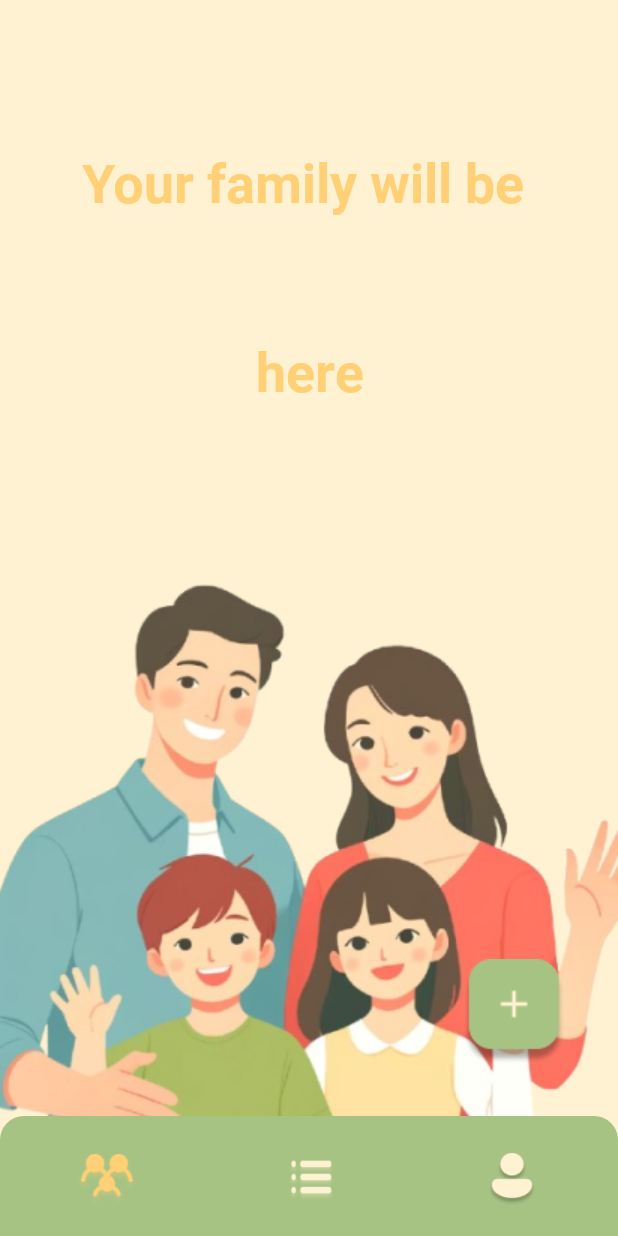
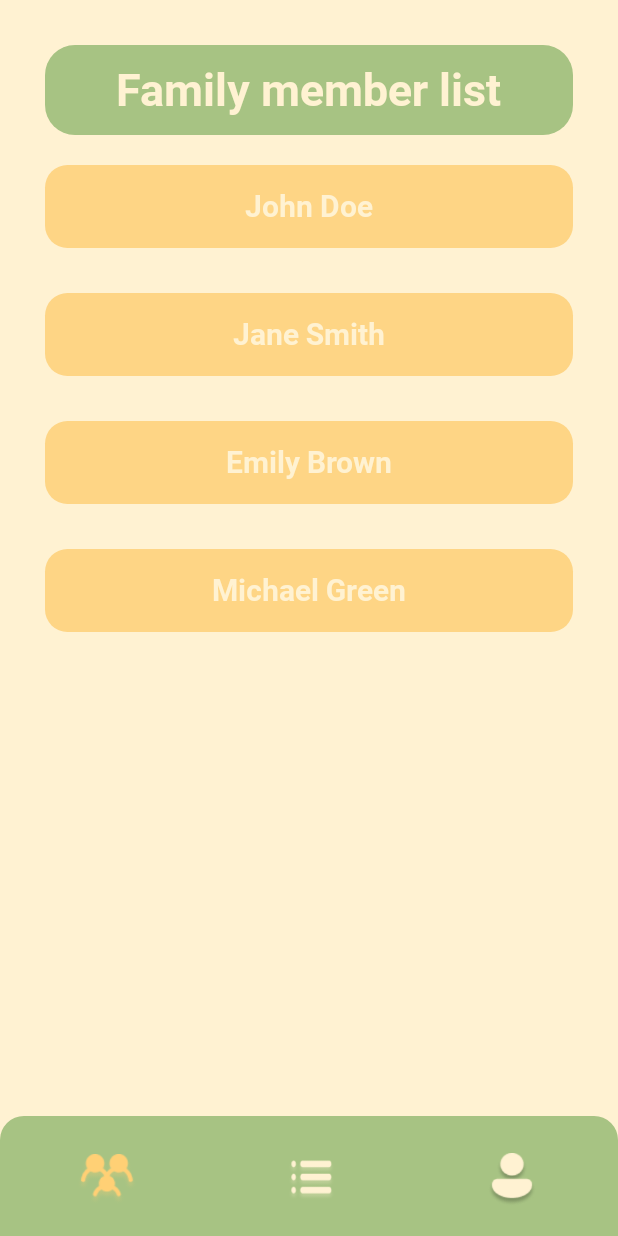
Before and after one commit to Avdwd/appToDO, an Android app built with Jetpack Compose: the @Preview function showFamilyScreen, on a phone screen of 412 x 824 dp. Run offline under Robolectric (Android 15) with nearby library versions, the phone set to English and light mode, and no system bars.

Commit message:
09/12/24 21:18 rewrite InputFieldFactory.kt Write FamilyScreen.kt Write JoinFamilyScreen.kt Write CreateFamilyScreen.kt

```diff
--- a/app/src/main/java/com/example/familytodojetpackcompose/Test.kt
+++ b/app/src/main/java/com/example/familytodojetpackcompose/Test.kt
@@ -12,7 +12,7 @@ import androidx.compose.ui.tooling.preview.Preview
 import androidx.compose.ui.unit.dp
 import androidx.compose.ui.graphics.Color
 import androidx.compose.ui.text.input.TextFieldValue
-import com.example.familytodojetpackcompose.userinterface.components.InputFieldFactory
+
 import com.example.familytodojetpackcompose.userinterface.components.InputFieldType
 import com.example.familytodojetpackcompose.userinterface.components.TaskFactory
 import com.example.familytodojetpackcompose.userinterface.components.TaskType
--- a/app/src/main/java/com/example/familytodojetpackcompose/userinterface/screens/FamilyScreen.kt
+++ b/app/src/main/java/com/example/familytodojetpackcompose/userinterface/screens/FamilyScreen.kt
@@ -1,20 +1,21 @@
 package com.example.familytodojetpackcompose.userinterface.screens
 
-import android.graphics.drawable.PaintDrawable
 import androidx.compose.foundation.Image
 import androidx.compose.foundation.background
 import androidx.compose.foundation.layout.Arrangement
 import androidx.compose.foundation.layout.Box
 import androidx.compose.foundation.layout.Column
-import androidx.compose.foundation.layout.Row
 
 import androidx.compose.foundation.layout.Spacer
+import androidx.compose.foundation.layout.fillMaxHeight
 import androidx.compose.foundation.layout.fillMaxSize
 import androidx.compose.foundation.layout.fillMaxWidth
+import androidx.compose.foundation.layout.height
 import androidx.compose.foundation.layout.padding
 import androidx.compose.foundation.layout.size
 import androidx.compose.foundation.layout.statusBarsPadding
-import androidx.compose.foundation.layout.width
+import androidx.compose.foundation.lazy.LazyColumn
+import androidx.compose.foundation.lazy.items
 import androidx.compose.foundation.shape.RoundedCornerShape
 import androidx.compose.material3.BottomAppBar
 import androidx.compose.material3.Text
@@ -41,13 +42,13 @@ import com.example.familytodojetpackcompose.userinterface.components.ButtonType
 class FamilyScreen:ScreenBuilder {
     @Composable
     override fun buildScreen() {
-        TODO("Not yet implemented")
+        BuildFamilyScreen()
     }
 }
 
 @Composable
 private fun BuildFamilyScreen() {
-    val familyExist  = remember { mutableStateOf(false) }
+    val familyExist  = remember { mutableStateOf(true) }// зміна екрану в залежності від того чи створена сім'я
     Column(
         modifier = Modifier
             .fillMaxSize()
@@ -63,7 +64,6 @@ private fun BuildFamilyScreen() {
             }else{
                 NoFamilyFragment()
             }
-            NoFamilyFragment()
         }
         Box(
             modifier = Modifier
@@ -176,7 +176,9 @@ fun NoFamilyFragment() {
                         textColor = Color(0xFFFFF2D2),
                         fontSize = 20,
                         fontFamily = FontFamily(Font(R.font.roboto_bold)),
-                        modifier = Modifier.fillMaxWidth(),
+                        modifier = Modifier
+                            .fillMaxWidth()
+                            .fillMaxHeight(0.4f),
                         shape = RoundedCornerShape(20.dp)
 
                     )()
@@ -185,11 +187,13 @@ fun NoFamilyFragment() {
                         text = "Create family",
                         type = ButtonType.CustomButton,
                         onClick = { CreateFamily() },
-                        backgroundColor = Color(0xFFA7C383),
+                        backgroundColor = Color(0xFFFFD075),
                         textColor = Color(0xFFFFF2D2),
                         fontSize = 20,
                         fontFamily = FontFamily(Font(R.font.roboto_bold)),
-                        modifier = Modifier.fillMaxWidth(),
+                        modifier = Modifier
+                            .fillMaxWidth()
+                            .fillMaxHeight(0.67f),
                         shape = RoundedCornerShape(20.dp),
 
                     )()
@@ -217,6 +221,68 @@ fun NoFamilyFragment() {
 }
 
 
+@Composable
+fun HasFamilyFragment() {
+    // Приклад списку членів сім'ї
+    val familyMembers = listOf("John Doe", "Jane Smith", "Emily Brown", "Michael Green")
+
+
+    Column( modifier = Modifier.padding(30.dp).fillMaxSize(),
+        horizontalAlignment = Alignment.CenterHorizontally) {
+        Box(modifier = Modifier.height(60.dp)
+            .fillMaxWidth()
+            .background(Color(0xFFA7C383), shape = RoundedCornerShape(20.dp))
+            , contentAlignment = Alignment.Center){
+            Text(text = "Family member list",
+                color = Color(0xFFFFF2D2),
+                fontSize = 30.sp,
+                fontFamily = FontFamily(Font(R.font.roboto_bold)),
+                modifier = Modifier.padding(10.dp))
+        }
+        Spacer(modifier = Modifier.height(20.dp)) // Відступ між заголовком і списком
+
+        // Список членів сім'ї
+        LazyColumn(
+            modifier = Modifier.fillMaxWidth(),
+            verticalArrangement = Arrangement.spacedBy(30.dp)
+        ) {
+            items(familyMembers) { member ->
+                Box(
+                    modifier = Modifier
+                        .fillMaxWidth()
+                        .background(Color(0xFFFED585), shape = RoundedCornerShape(15.dp))
+                        .padding(16.dp),
+                    contentAlignment = Alignment.Center
+                ) {
+                    Text(
+                        text = member,
+                        color = Color(0xFFFFF2D2),
+                        fontSize = 20.sp,
+                        fontFamily = FontFamily(Font(R.font.roboto_bold))
+                    )
+                }
+            }
+        }
+        }
+    }
+
+
+
+
+
+
+
+
+
+
+
+
+
+
+
+
+
+
 
 private fun CreateFamily() {
     @Composable
@@ -231,18 +297,9 @@ private fun JoinFamily() {
 }
 
 
-@Composable
-fun HasFamilyFragment() {
 
-}
 
-@Composable
-fun JoinFamilyFrame(){}
 
-@Composable
-fun FamilyFrame(){
-
-}
 
 
 
```
Also changed, not shown: app/src/main/java/com/example/familytodojetpackcompose/userinterface/components/InputFieldFactory.kt (+6 -8 lines), app/src/main/java/com/example/familytodojetpackcompose/userinterface/screens/CreateFamilyScreen.kt (added, +125 -0 lines), app/src/main/java/com/example/familytodojetpackcompose/userinterface/screens/JoinFamilyScreen.kt (added, +118 -0 lines).
